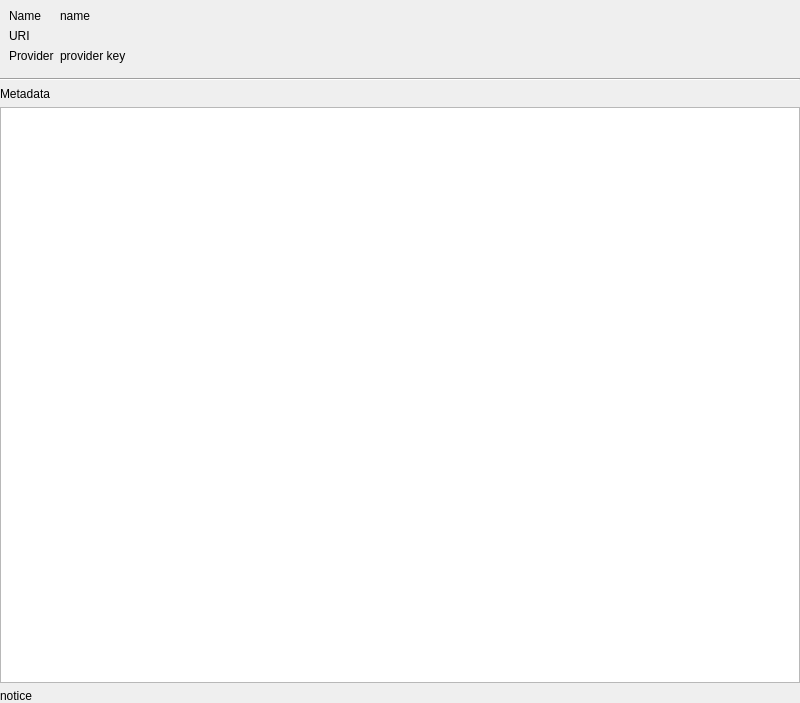
Qt form src/ui/qgsbrowserlayerpropertiesbase.ui (qgis/QGIS) before a commit.
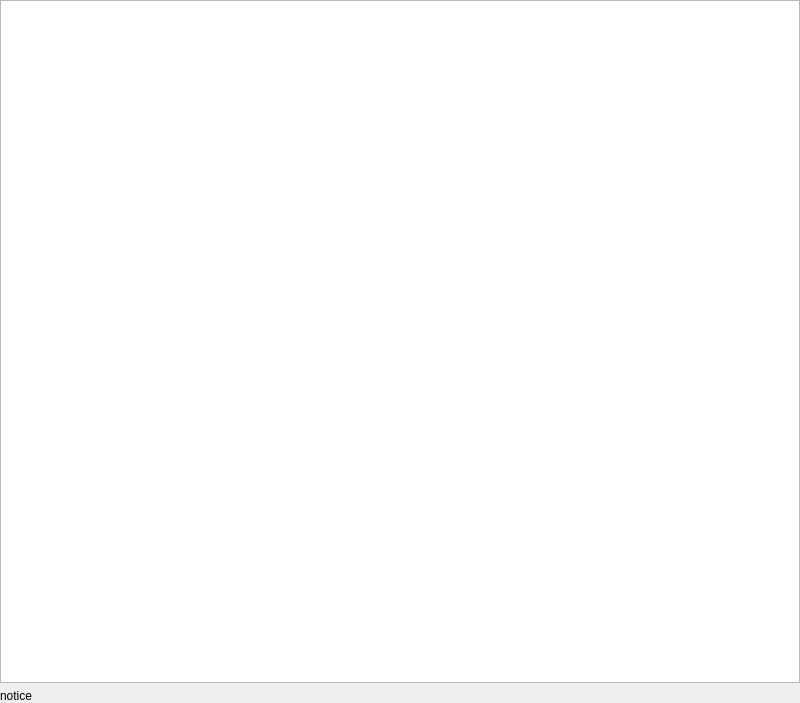
The same form after that commit.

Commit message:
[browser] Remove redundant name/uri/provider labels from top of layer properties widget
All this information is already shown in the scrollable metadata
section below that, so we're wasting precious space in this
valuable widget with a lot of duplicate information

Patch:
```diff
--- a/src/ui/qgsbrowserlayerpropertiesbase.ui
+++ b/src/ui/qgsbrowserlayerpropertiesbase.ui
@@ -14,103 +14,15 @@
    <property name="margin">
     <number>0</number>
    </property>
-   <item>
-    <widget class="QWidget" name="mHeaderWidget" native="true">
-     <property name="sizePolicy">
-      <sizepolicy hsizetype="Preferred" vsizetype="Minimum">
-       <horstretch>0</horstretch>
-       <verstretch>0</verstretch>
-      </sizepolicy>
-     </property>
-     <layout class="QGridLayout" name="mHeaderGridLayout">
-      <property name="sizeConstraint">
-       <enum>QLayout::SetMinimumSize</enum>
-      </property>
-      <item row="0" column="0">
-       <widget class="QLabel" name="mNameTitleLabel">
-        <property name="sizePolicy">
-         <sizepolicy hsizetype="Preferred" vsizetype="Minimum">
-          <horstretch>0</horstretch>
-          <verstretch>0</verstretch>
-         </sizepolicy>
-        </property>
-        <property name="text">
-         <string>Name</string>
-        </property>
-       </widget>
-      </item>
-      <item row="0" column="1">
-       <widget class="QLabel" name="mNameLabel">
-        <property name="sizePolicy">
-         <sizepolicy hsizetype="Expanding" vsizetype="Minimum">
-          <horstretch>0</horstretch>
-          <verstretch>0</verstretch>
-         </sizepolicy>
-        </property>
-        <property name="text">
-         <string>name</string>
-        </property>
-        <property name="wordWrap">
-         <bool>true</bool>
-        </property>
-       </widget>
-      </item>
-      <item row="1" column="0">
-       <widget class="QLabel" name="mUriTitleLabel">
-        <property name="sizePolicy">
-         <sizepolicy hsizetype="Preferred" vsizetype="Minimum">
-          <horstretch>0</horstretch>
-          <verstretch>0</verstretch>
-         </sizepolicy>
-        </property>
-        <property name="text">
-         <string>URI</string>
-        </property>
-       </widget>
-      </item>
-      <item row="2" column="0">
-       <widget class="QLabel" name="mProviderTItleLabel">
-        <property name="sizePolicy">
-         <sizepolicy hsizetype="Preferred" vsizetype="Minimum">
-          <horstretch>0</horstretch>
-          <verstretch>0</verstretch>
-         </sizepolicy>
-        </property>
-        <property name="text">
-         <string>Provider</string>
-        </property>
-       </widget>
-      </item>
-      <item row="2" column="1">
-       <widget class="QLabel" name="mProviderLabel">
-        <property name="sizePolicy">
-         <sizepolicy hsizetype="Expanding" vsizetype="Minimum">
-          <horstretch>0</horstretch>
-          <verstretch>0</verstretch>
-         </sizepolicy>
-        </property>
-        <property name="text">
-         <string>provider key</string>
-        </property>
-       </widget>
-      </item>
-     </layout>
-    </widget>
-   </item>
-   <item>
-    <widget class="Line" name="mLine">
-     <property name="orientation">
-      <enum>Qt::Horizontal</enum>
-     </property>
-    </widget>
-   </item>
-   <item>
-    <widget class="QLabel" name="mMetadataLabel">
-     <property name="text">
-      <string>Metadata</string>
-     </property>
-    </widget>
-   </item>
+   <property name="topMargin">
+    <number>0</number>
+   </property>
+   <property name="rightMargin">
+    <number>0</number>
+   </property>
+   <property name="bottomMargin">
+    <number>0</number>
+   </property>
    <item>
     <widget class="QTextBrowser" name="mMetadataTextBrowser"/>
    </item>
```
Left out of the diff: 2 changed lines with no effect on the pictures. The commit also changes 2 other files.
